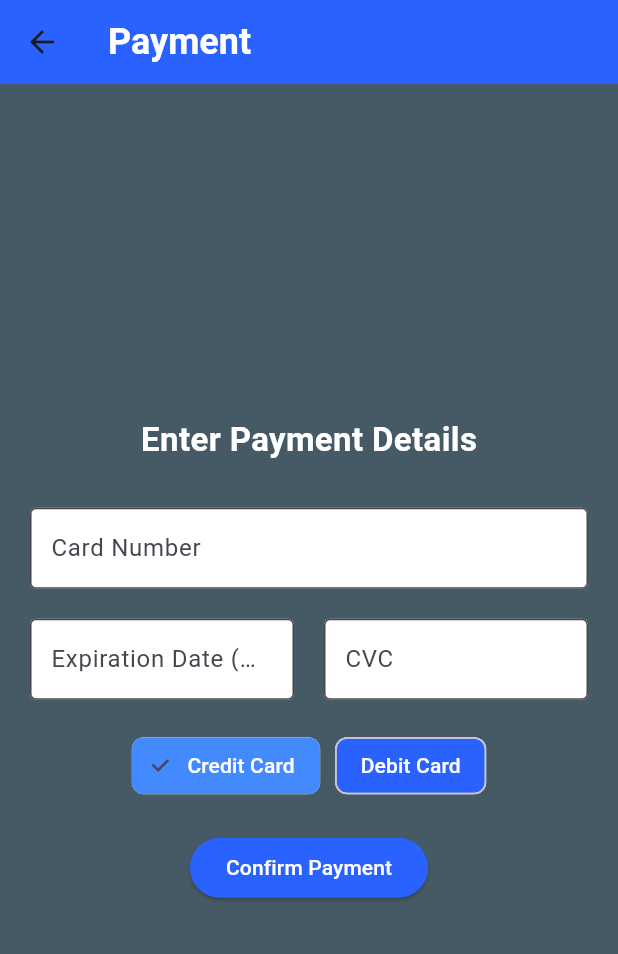
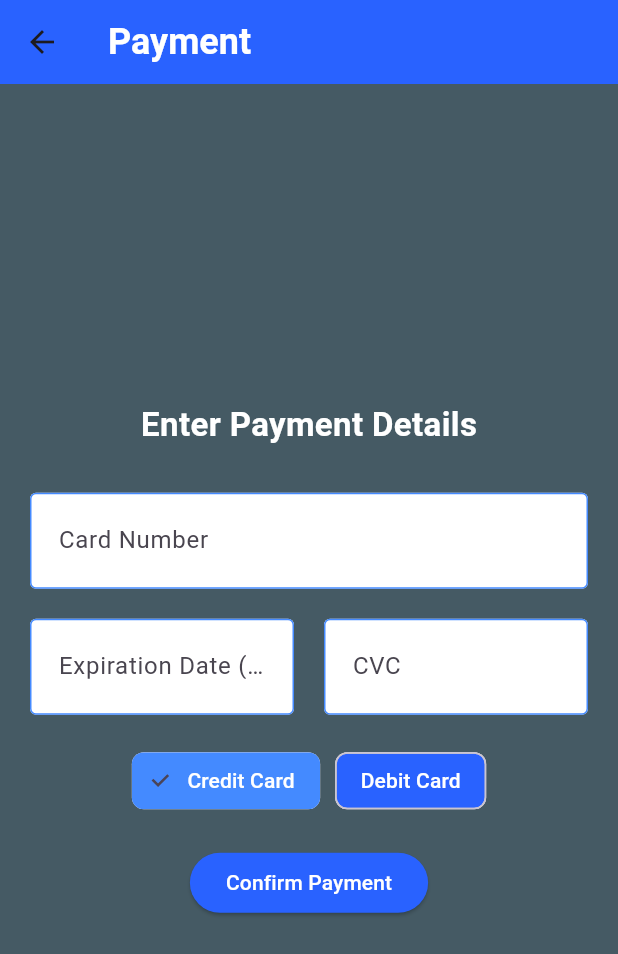
Before and after one commit to KrishnaDOS/ParkNet_Digital, a Flutter app: the PaymentPage screen opened directly with empty values, on a phone screen of 412 x 824 dp. Shown: the top 954 px of the screen. Run offline on Flutter 3.47's test engine with Material 3 defaults, Android fonts, the phone set to English and light mode, and no system bars; our stand-ins replace cloud_firestore, firebase_auth, firebase_core, flutter_map, geocoding, geolocator and 3 more; accounts and stored records are empty.

Commit message:
Update payment_page.dart
updated for payment page

```diff
--- a/parkgsu/lib/payment_page.dart
+++ b/parkgsu/lib/payment_page.dart
@@ -158,14 +158,12 @@ class _PaymentPageState extends State<PaymentPage> {
         title: const Text(
           'Payment',
           style: TextStyle(
-              color: Colors.white,
-              fontSize: 24,
-              fontWeight: FontWeight.bold), // Updated style
+              color: Colors.white, fontSize: 24, fontWeight: FontWeight.bold),
         ),
         backgroundColor: Colors.blueAccent[700],
       ),
       body: Container(
-        color: Colors.blueGrey[700], // Set background color to blue-grey
+        color: Colors.blueGrey[700],
         padding: const EdgeInsets.all(20.0),
         child: Column(
           mainAxisAlignment: MainAxisAlignment.center,
@@ -175,7 +173,7 @@ class _PaymentPageState extends State<PaymentPage> {
               style: TextStyle(
                   fontSize: 22,
                   fontWeight: FontWeight.bold,
-                  color: Colors.white), // Updated to white
+                  color: Colors.white),
             ),
             SizedBox(height: 30),
             TextField(
@@ -183,14 +181,18 @@ class _PaymentPageState extends State<PaymentPage> {
               decoration: InputDecoration(
                 labelText: 'Card Number',
                 hintText: 'Enter card number',
-                border: OutlineInputBorder(),
-                fillColor: Colors.white, // Set background to white
+                enabledBorder: OutlineInputBorder(
+                  borderSide: BorderSide(color: Colors.blueAccent),
+                ),
+                focusedBorder: OutlineInputBorder(
+                  borderSide: BorderSide(color: Colors.blueAccent, width: 2.0),
+                ),
+                fillColor: Colors.white,
                 filled: true,
                 errorText: _cardNumberError,
-                errorStyle:
-                    TextStyle(color: Colors.redAccent), // Bright red error text
+                errorStyle: TextStyle(color: Colors.redAccent),
                 contentPadding: EdgeInsets.symmetric(
-                    vertical: 15, horizontal: 10), // Add padding
+                    vertical: 20, horizontal: 15), // Increased padding
               ),
               keyboardType: TextInputType.number,
             ),
@@ -203,14 +205,19 @@ class _PaymentPageState extends State<PaymentPage> {
                     decoration: InputDecoration(
                       labelText: 'Expiration Date (MM/YY)',
                       hintText: 'MM/YY',
-                      border: OutlineInputBorder(),
-                      fillColor: Colors.white, // Set background to white
+                      enabledBorder: OutlineInputBorder(
+                        borderSide: BorderSide(color: Colors.blueAccent),
+                      ),
+                      focusedBorder: OutlineInputBorder(
+                        borderSide:
+                            BorderSide(color: Colors.blueAccent, width: 2.0),
+                      ),
+                      fillColor: Colors.white,
                       filled: true,
                       errorText: _expDateError,
-                      errorStyle: TextStyle(
-                          color: Colors.redAccent), // Bright red error text
+                      errorStyle: TextStyle(color: Colors.redAccent),
                       contentPadding: EdgeInsets.symmetric(
-                          vertical: 15, horizontal: 10), // Add padding
+                          vertical: 20, horizontal: 15), // Increased padding
                     ),
                     keyboardType: TextInputType.number,
                   ),
@@ -222,14 +229,19 @@ class _PaymentPageState extends State<PaymentPage> {
                     decoration: InputDecoration(
                       labelText: 'CVC',
                       hintText: 'Enter CVC',
-                      border: OutlineInputBorder(),
-                      fillColor: Colors.white, // Set background to white
+                      enabledBorder: OutlineInputBorder(
+                        borderSide: BorderSide(color: Colors.blueAccent),
+                      ),
+                      focusedBorder: OutlineInputBorder(
+                        borderSide:
+                            BorderSide(color: Colors.blueAccent, width: 2.0),
+                      ),
+                      fillColor: Colors.white,
                       filled: true,
                       errorText: _cvcError,
-                      errorStyle: TextStyle(
-                          color: Colors.redAccent), // Bright red error text
+                      errorStyle: TextStyle(color: Colors.redAccent),
                       contentPadding: EdgeInsets.symmetric(
-                          vertical: 15, horizontal: 10), // Add padding
+                          vertical: 20, horizontal: 15), // Increased padding
                     ),
                     keyboardType: TextInputType.number,
                   ),
@@ -238,19 +250,16 @@ class _PaymentPageState extends State<PaymentPage> {
             ),
             SizedBox(height: 20),
             Center(
-              // Center the credit and debit card selection
               child: Row(
                 mainAxisAlignment: MainAxisAlignment.center,
                 children: [
                   ChoiceChip(
                     label: Text(
                       'Credit Card',
-                      style: TextStyle(
-                          color: Colors.white), // Set text color to white
+                      style: TextStyle(color: Colors.white),
                     ),
                     selected: isCreditCard,
-                    backgroundColor: Colors.blueAccent[
-                        700], // Updated background color to blueAccent[700]
+                    backgroundColor: Colors.blueAccent[700],
                     selectedColor: Colors.blueAccent,
                     onSelected: (selected) {
                       setState(() {
@@ -262,12 +271,10 @@ class _PaymentPageState extends State<PaymentPage> {
                   ChoiceChip(
                     label: Text(
                       'Debit Card',
-                      style: TextStyle(
-                          color: Colors.white), // Set text color to white
+                      style: TextStyle(color: Colors.white),
                     ),
                     selected: !isCreditCard,
-                    backgroundColor: Colors.blueAccent[
-                        700], // Updated background color to blueAccent[700]
+                    backgroundColor: Colors.blueAccent[700],
                     selectedColor: Colors.blueAccent,
                     onSelected: (selected) {
                       setState(() {
@@ -281,8 +288,7 @@ class _PaymentPageState extends State<PaymentPage> {
             SizedBox(height: 20),
             ElevatedButton(
               style: ElevatedButton.styleFrom(
-                backgroundColor: Colors
-                    .blueAccent[700], // Updated button color to blueAccent[700]
+                backgroundColor: Colors.blueAccent[700],
               ),
               onPressed: () {
                 if (_validateForm()) {
@@ -291,8 +297,7 @@ class _PaymentPageState extends State<PaymentPage> {
               },
               child: Text(
                 'Confirm Payment',
-                style:
-                    TextStyle(color: Colors.white), // Set text color to white
+                style: TextStyle(color: Colors.white),
               ),
             ),
           ],
```
